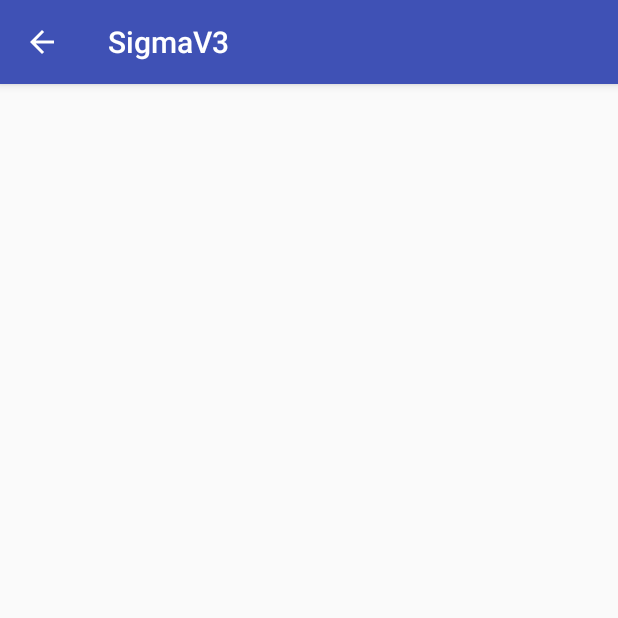
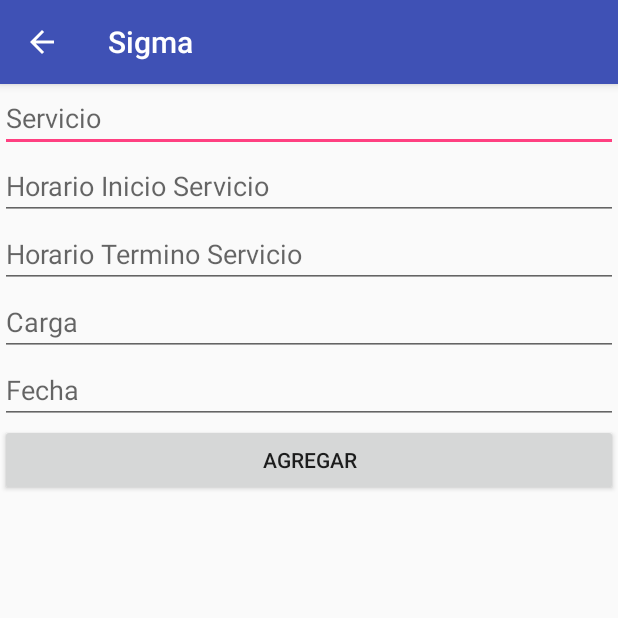
Before and after one commit to crackgonzalez/SigmaV3, an Android app: the screen it shows after launch once a user with an empty profile is signed in (CrearServicioActivity), after a tap on an icon or button, on a phone screen of 412 x 824 dp, the top half of it. Run offline under Robolectric (Android 15) with nearby library versions, the phone set to English and light mode, and no system bars; our stand-ins replace Firebase (no records; nobody signed in at launch, a user with empty details on screens opened directly).

Commit message:
UPDATE: Se agrega diseño basico para ingresar datos

```diff
--- a/app/src/main/res/layout/activity_crear_servicio.xml
+++ b/app/src/main/res/layout/activity_crear_servicio.xml
@@ -1,9 +1,41 @@
 <?xml version="1.0" encoding="utf-8"?>
-<android.support.constraint.ConstraintLayout xmlns:android="http://schemas.android.com/apk/res/android"
-    xmlns:app="http://schemas.android.com/apk/res-auto"
+<LinearLayout
+    xmlns:android="http://schemas.android.com/apk/res/android"
     xmlns:tools="http://schemas.android.com/tools"
     android:layout_width="match_parent"
     android:layout_height="match_parent"
+    android:orientation="vertical"
     tools:context=".CrearServicioActivity">
 
-</android.support.constraint.ConstraintLayout>
+    <EditText
+        android:id="@+id/edt_sigla"
+        android:layout_width="match_parent"
+        android:layout_height="wrap_content"
+        android:hint="@string/servicio"/>
+    <EditText
+        android:id="@+id/edt_his"
+        android:layout_width="match_parent"
+        android:layout_height="wrap_content"
+        android:hint="@string/his"/>
+    <EditText
+        android:id="@+id/edt_hts"
+        android:layout_width="match_parent"
+        android:layout_height="wrap_content"
+        android:hint="@string/hts"/>
+    <EditText
+        android:id="@+id/edt_carga"
+        android:layout_width="match_parent"
+        android:layout_height="wrap_content"
+        android:hint="@string/carga"/>
+    <EditText
+        android:id="@+id/edt_fecha"
+        android:layout_width="match_parent"
+        android:layout_height="wrap_content"
+        android:hint="@string/fecha"/>
+    <Button
+        android:id="@+id/btn_agregar_servicio"
+        android:layout_width="match_parent"
+        android:layout_height="wrap_content"
+        android:text="@string/agregar" />
+
+</LinearLayout>
--- a/app/src/main/res/values/strings.xml
+++ b/app/src/main/res/values/strings.xml
@@ -1,7 +1,13 @@
 <resources>
-    <string name="app_name">SigmaV3</string>
+    <string name="app_name">Sigma</string>
     <string name="app_nombre">Sigma</string>
     <string name="texto_inicia_sesion">Inicia Sesion con Google</string>
     <string name="cerrar_sesion">Cerrar Sesión</string>
     <string name="tab_servicios">Servicios</string>
+    <string name="servicio">Servicio</string>
+    <string name="his">Horario Inicio Servicio</string>
+    <string name="hts">Horario Termino Servicio</string>
+    <string name="carga">Carga</string>
+    <string name="fecha">Fecha</string>
+    <string name="agregar">Agregar</string>
 </resources>
```
